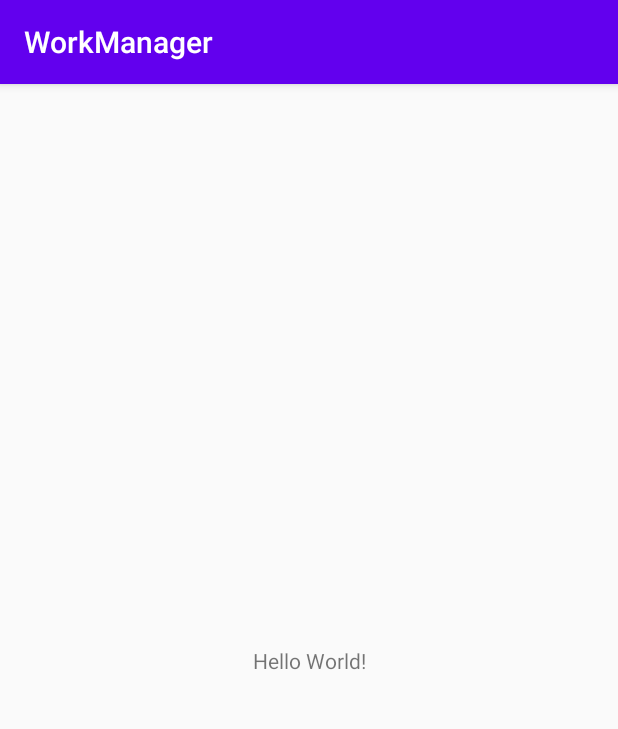
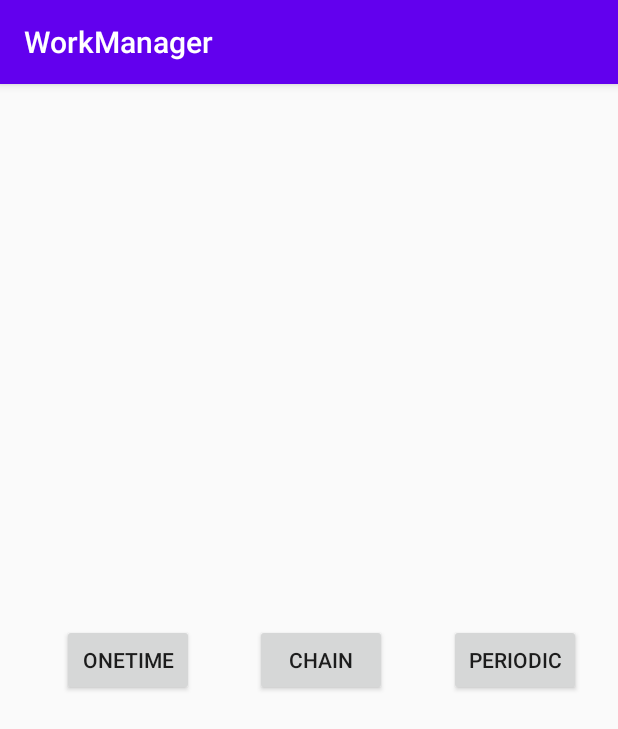
Before and after one commit to VenkateshAndroid39/WorkManagerCode, an Android app: the screen it shows after launch (MainActivity), on a phone screen of 412 x 824 dp. Shown: the top 729 px of the screen. Run offline under Robolectric (Android 15) with nearby library versions, the phone set to English and light mode, and no system bars.

```diff
--- a/app/src/main/java/com/example/workmanager/MainActivity.java
+++ b/app/src/main/java/com/example/workmanager/MainActivity.java
@@ -9,41 +9,62 @@ import androidx.work.WorkManager;
 
 import android.os.Bundle;
 import android.util.Log;
+import android.view.View;
+import android.widget.Button;
 
 import java.util.concurrent.TimeUnit;
 
 public class MainActivity extends AppCompatActivity {
 
+    Button btnOneTime,btnPeriodic,btnChain;
+    Constraints constraints = new Constraints.Builder().setRequiredNetworkType(NetworkType.CONNECTED).build();
     @Override
     protected void onCreate(Bundle savedInstanceState) {
         super.onCreate(savedInstanceState);
         setContentView(R.layout.activity_main);
+        btnOneTime = findViewById(R.id.btnOneTime);
+        btnPeriodic = findViewById(R.id.btnPeriodic);
+        btnChain = findViewById(R.id.btnChain);
 
 
-        Constraints constraints = new Constraints.Builder().setRequiredNetworkType(NetworkType.CONNECTED).build();
 
         // one time request
-//        OneTimeWorkRequest oneTimeWorkRequest = new OneTimeWorkRequest.Builder(MyWorker.class).setConstraints(constraints).build();
-//
-//        WorkManager.getInstance().enqueue(oneTimeWorkRequest);
+        btnOneTime.setOnClickListener(new View.OnClickListener() {
+            @Override
+            public void onClick(View view) {
+                OneTimeWorkRequest oneTimeWorkRequest = new OneTimeWorkRequest.Builder(MyWorker.class).setConstraints(constraints).build();
+
+                WorkManager.getInstance().enqueue(oneTimeWorkRequest);
+            }
+        });
+
 
 
         // chain request
+        btnOneTime.setOnClickListener(new View.OnClickListener() {
+            @Override
+            public void onClick(View view) {
+                OneTimeWorkRequest oneTimeWorkRequest = new OneTimeWorkRequest.Builder(MyWorker.class).setConstraints(constraints).build();
 
-//
-//        OneTimeWorkRequest oneTimeWorkRequest = new OneTimeWorkRequest.Builder(MyWorker.class).setConstraints(constraints).build();
-//
-//        OneTimeWorkRequest oneTimeWorkRequest2 = new OneTimeWorkRequest.Builder(MyWorker2.class).setConstraints(constraints).build();
-//
-//        WorkManager.getInstance().beginWith(oneTimeWorkRequest).then(oneTimeWorkRequest2).enqueue();
+                OneTimeWorkRequest oneTimeWorkRequest2 = new OneTimeWorkRequest.Builder(MyWorker2.class).setConstraints(constraints).build();
+
+                WorkManager.getInstance().beginWith(oneTimeWorkRequest).then(oneTimeWorkRequest2).enqueue();
+            }
+        });
+
+
 
 
         // periodic request
+        btnOneTime.setOnClickListener(new View.OnClickListener() {
+            @Override
+            public void onClick(View view) {
+                PeriodicWorkRequest periodicWorkRequest = new PeriodicWorkRequest.Builder(MyWorker.class,2, TimeUnit.SECONDS).setConstraints(constraints).build();
+                WorkManager.getInstance().enqueue(periodicWorkRequest);
+            }
+        });
 
-        Log.d("status****","working");
-        PeriodicWorkRequest periodicWorkRequest = new PeriodicWorkRequest.Builder(MyWorker.class,2, TimeUnit.SECONDS).setConstraints(constraints).build();
 
-        WorkManager.getInstance().enqueue(periodicWorkRequest);
     }
 
 }
--- a/app/src/main/java/com/example/workmanager/MyWorker.java
+++ b/app/src/main/java/com/example/workmanager/MyWorker.java
@@ -19,25 +19,8 @@ public class MyWorker extends Worker {
     @NonNull
     @Override
     public Result doWork() {
-    //    Log.e("Result","Welcome it s working machii a");
-   //     Log.d("status****","working");
-        Log.d("status","Running**");
-      //  mHandler.sendEmptyMessageDelayed(5, 2000);
+        Log.d("Result","Welcome its working  1 or 3");
         return Result.success();
     }
 
-//    private Handler mHandler = new Handler()
-//    {
-//        @Override
-//        public void handleMessage( final Message msg )
-//        {
-//            switch( msg.what )
-//            {
-//                case 5:
-//                    Log.d("status","Running**");
-//                    mHandler.sendEmptyMessageDelayed(5, 3000);
-//                    break;
-//            }
-//        }
-//    };
 }
--- a/app/src/main/java/com/example/workmanager/MyWorker2.java
+++ b/app/src/main/java/com/example/workmanager/MyWorker2.java
@@ -17,7 +17,7 @@ public class MyWorker2 extends Worker {
     @NonNull
     @Override
     public Result doWork() {
-        Log.e("Result","Welcome it s working machii 2");
+        Log.e("Result","Welcome its working  2");
         return Result.success();
     }
 }
--- a/app/src/main/res/layout/activity_main.xml
+++ b/app/src/main/res/layout/activity_main.xml
@@ -6,13 +6,44 @@
     android:layout_height="match_parent"
     tools:context=".MainActivity">
 
-    <TextView
+    <Button
+        android:id="@+id/btnOneTime"
         android:layout_width="wrap_content"
         android:layout_height="wrap_content"
-        android:text="Hello World!"
+        android:layout_marginLeft="16dp"
+        android:layout_marginStart="16dp"
+        android:text="OneTime"
         app:layout_constraintBottom_toBottomOf="parent"
-        app:layout_constraintLeft_toLeftOf="parent"
-        app:layout_constraintRight_toRightOf="parent"
+        app:layout_constraintEnd_toStartOf="@+id/btnChain"
+        app:layout_constraintHorizontal_bias="0.5"
+        app:layout_constraintStart_toStartOf="parent"
+        app:layout_constraintTop_toTopOf="parent" />
+
+    <Button
+        android:id="@+id/btnPeriodic"
+        android:layout_width="wrap_content"
+        android:layout_height="wrap_content"
+        android:layout_marginLeft="16dp"
+        android:layout_marginStart="16dp"
+        android:text="Periodic"
+        app:layout_constraintBottom_toBottomOf="parent"
+        app:layout_constraintEnd_toEndOf="parent"
+        app:layout_constraintHorizontal_bias="0.5"
+        app:layout_constraintStart_toEndOf="@+id/btnChain"
+        app:layout_constraintTop_toTopOf="parent" />
+
+    <Button
+        android:id="@+id/btnChain"
+        android:layout_width="wrap_content"
+        android:layout_height="wrap_content"
+        android:layout_marginLeft="16dp"
+        android:layout_marginStart="16dp"
+        android:text="Chain"
+        app:layout_constraintBottom_toBottomOf="parent"
+        app:layout_constraintEnd_toEndOf="parent"
+        app:layout_constraintEnd_toStartOf="@+id/btnPeriodic"
+        app:layout_constraintHorizontal_bias="0.5"
+        app:layout_constraintStart_toEndOf="@+id/btnOneTime"
         app:layout_constraintTop_toTopOf="parent" />
 
 </androidx.constraintlayout.widget.ConstraintLayout>
```
